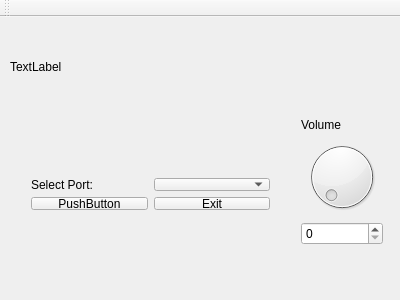
Before: the Qt Designer form Serial Audio/untitled/mainwindow.ui in bprayush/Air-Drums, drawn with Qt 5.
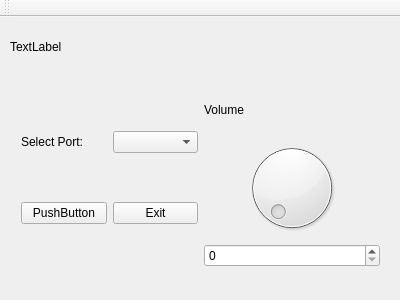
After: the same form once the commit is applied.

What changed in the file:
```diff
--- a/Serial Audio/untitled/mainwindow.ui
+++ b/Serial Audio/untitled/mainwindow.ui
@@ -18,7 +18,7 @@
     <property name="geometry">
      <rect>
       <x>10</x>
-      <y>40</y>
+      <y>20</y>
       <width>371</width>
       <height>20</height>
      </rect>
@@ -27,44 +27,17 @@
      <string>TextLabel</string>
     </property>
    </widget>
-   <widget class="QWidget" name="">
+   <widget class="QWidget" name="layoutWidget">
     <property name="geometry">
      <rect>
-      <x>290</x>
-      <y>90</y>
-      <width>104</width>
-      <height>149</height>
+      <x>10</x>
+      <y>60</y>
+      <width>381</width>
+      <height>201</height>
      </rect>
     </property>
-    <layout class="QVBoxLayout" name="verticalLayout_2">
+    <layout class="QHBoxLayout" name="horizontalLayout_3">
      <item>
-      <widget class="QLabel" name="volumeLabel">
-       <property name="text">
-        <string>Volume</string>
-       </property>
-      </widget>
-     </item>
-     <item>
-      <layout class="QVBoxLayout" name="verticalLayout">
-       <item>
-        <widget class="QDial" name="volumeKnob"/>
-       </item>
-       <item>
-        <widget class="QSpinBox" name="spinBox"/>
-       </item>
-      </layout>
-     </item>
-    </layout>
-   </widget>
-   <widget class="QWidget" name="">
-    <property name="geometry">
-     <rect>
-      <x>20</x>
-      <y>150</y>
-      <width>261</width>
-      <height>54</height>
-     </rect>
-    </property>
     <layout class="QVBoxLayout" name="verticalLayout_3">
      <item>
       <layout class="QHBoxLayout" name="horizontalLayout_2">
@@ -95,6 +68,29 @@
           <string>Exit</string>
          </property>
         </widget>
+         </item>
+        </layout>
+       </item>
+      </layout>
+     </item>
+     <item>
+      <layout class="QVBoxLayout" name="verticalLayout_2">
+       <item>
+        <widget class="QLabel" name="volumeLabel">
+         <property name="text">
+          <string>Volume</string>
+         </property>
+        </widget>
+       </item>
+       <item>
+        <layout class="QVBoxLayout" name="verticalLayout">
+         <item>
+          <widget class="QDial" name="volumeKnob"/>
+         </item>
+         <item>
+          <widget class="QSpinBox" name="spinBox"/>
+         </item>
+        </layout>
        </item>
       </layout>
      </item>
```
Lines whose indentation alone changed are shown as unchanged.
